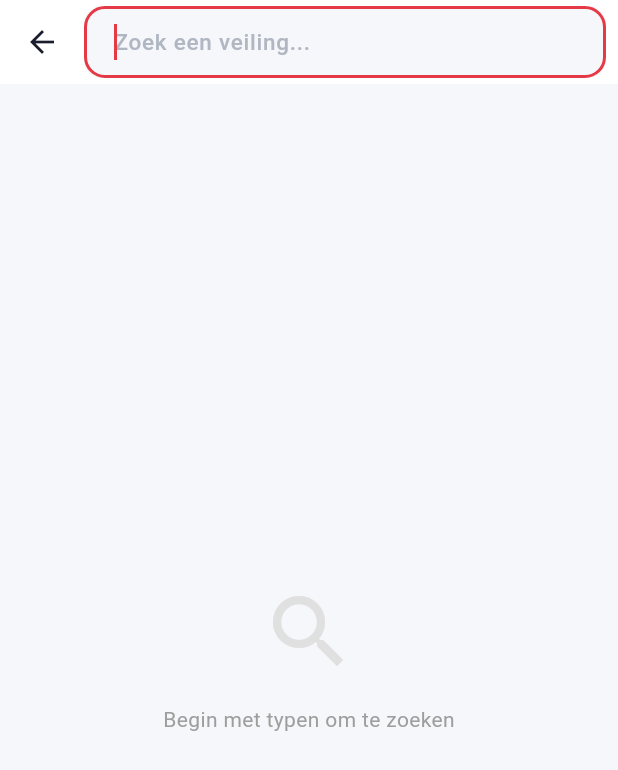
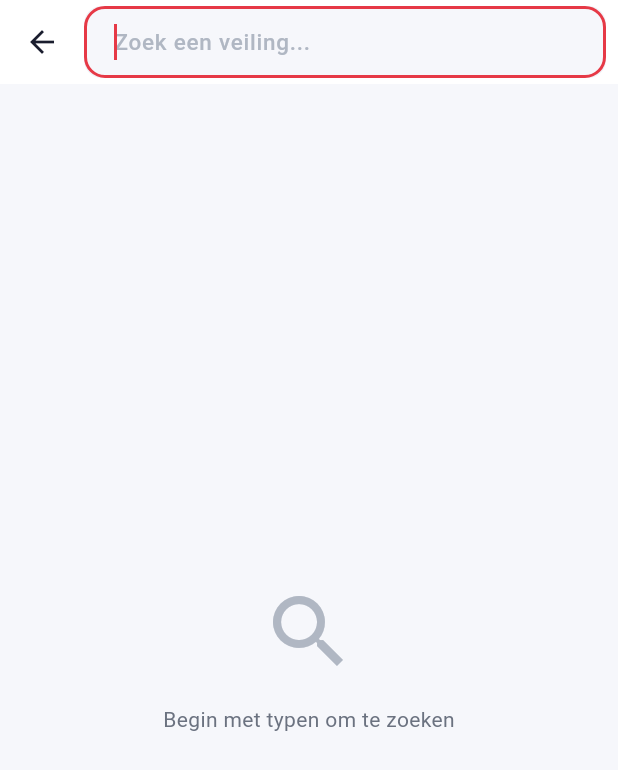
Before and after one commit to aliabuhatem/auction, a Flutter app: the screen it shows once a user with an empty profile is signed in, after a tap on "Overslaan", after a tap on the "search" icon, on a phone screen of 412 x 824 dp. Shown: the top 770 px of the screen. Run offline on Flutter 3.47's test engine with Material 3 defaults, Android fonts, the phone set to English and light mode, and no system bars; our stand-ins replace cached_network_image, cloud_firestore, confetti, connectivity_plus, dartz, dio and 19 more; missing offline and left inert: file_selector, scratcher; accounts and stored records are empty; Roboto replaces fonts that are missing (Nunito); project files that could hold a hidden picture were left out.

Commit message:
40
Co-Authored-By: Claude Sonnet 4.6 <noreply@anthropic.com>

```diff
--- a/lib/app/app_router.dart
+++ b/lib/app/app_router.dart
@@ -67,6 +67,7 @@ import '../features/admin/domain/entities/admin_product_entity.dart';
 
 // ── Shell wrapper (bottom nav) ────────────────────────────────────────────────
 import 'shell_scaffold.dart';
+import '../core/constants/app_colors.dart';
 import '../core/constants/app_strings.dart';
 
 // AppRoutes constants are defined in app_routes.dart and re-exported above.
@@ -405,7 +406,7 @@ class _ErrorPage extends StatelessWidget {
           child: Column(
             mainAxisAlignment: MainAxisAlignment.center,
             children: [
-              const Icon(Icons.error_outline, size: 64, color: Colors.grey),
+              const Icon(Icons.error_outline, size: 64, color: AppColors.textSecondary),
               const SizedBox(height: 16),
               Text(
                 AppStrings.pageNotFound(context),
@@ -414,7 +415,7 @@ class _ErrorPage extends StatelessWidget {
               const SizedBox(height: 8),
               Text(
                 error?.toString() ?? '',
-                style: const TextStyle(color: Colors.grey, fontSize: 13),
+                style: const TextStyle(color: AppColors.textSecondary, fontSize: 13),
                 textAlign: TextAlign.center,
               ),
               const SizedBox(height: 24),
--- a/lib/core/widgets/countdown_widget.dart
+++ b/lib/core/widgets/countdown_widget.dart
@@ -40,8 +40,8 @@ class _CountdownWidgetState extends State<CountdownWidget> {
     if (_remaining.isNegative) {
       return Text(
         AppStrings.auctionEnded(context),
-        style: widget.style?.copyWith(color: Colors.grey) ??
-            const TextStyle(color: Colors.grey, fontWeight: FontWeight.bold),
+        style: widget.style?.copyWith(color: AppColors.textSecondary) ??
+            const TextStyle(color: AppColors.textSecondary, fontWeight: FontWeight.bold),
       );
     }
 
--- a/lib/features/auctions/presentation/widgets/bid_history_list.dart
+++ b/lib/features/auctions/presentation/widgets/bid_history_list.dart
@@ -1,6 +1,7 @@
 import 'package:flutter/material.dart';
 import 'package:cloud_firestore/cloud_firestore.dart';
 import '../../data/models/bid_model.dart';
+import '../../../../core/constants/app_colors.dart';
 import '../../../../core/constants/app_strings.dart';
 import '../../../../core/utils/currency_formatter.dart';
 import '../../../../core/utils/date_formatter.dart';
@@ -13,7 +14,7 @@ class BidHistoryList extends StatelessWidget {
   Widget build(BuildContext context) {
     final isDark = Theme.of(context).brightness == Brightness.dark;
     final textColor = isDark ? Colors.white : Colors.black87;
-    final subColor  = isDark ? const Color(0xFF8892A4) : Colors.grey;
+    final subColor  = isDark ? const Color(0xFF8892A4) : AppColors.textSecondary;
 
     return StreamBuilder<QuerySnapshot>(
       stream: FirebaseFirestore.instance
@@ -58,7 +59,7 @@ class BidHistoryList extends StatelessWidget {
               leading: CircleAvatar(
                 backgroundColor: isTop
                     ? const Color(0xFFE63946)
-                    : (isDark ? const Color(0xFF2D3748) : Colors.grey[200]),
+                    : (isDark ? const Color(0xFF2D3748) : AppColors.backgroundGrey),
                 child: Text(
                   bid.maskedUserName.isNotEmpty
                       ? bid.maskedUserName[0].toUpperCase()
--- a/lib/features/auctions/presentation/widgets/category_filter_bar.dart
+++ b/lib/features/auctions/presentation/widgets/category_filter_bar.dart
@@ -1,6 +1,7 @@
 
 import 'package:flutter/material.dart';
 import 'package:flutter_bloc/flutter_bloc.dart';
+import '../../../../core/constants/app_colors.dart';
 import '../../domain/entities/auction_entity.dart';
 import '../bloc/auction_list_bloc.dart';
 
@@ -80,7 +81,7 @@ class _CategoryChip extends StatelessWidget {
         decoration: BoxDecoration(
           color: isSelected
               ? Theme.of(context).primaryColor
-              : Colors.grey[100],
+              : AppColors.backgroundGrey,
           borderRadius: BorderRadius.circular(20),
           border: Border.all(
             color: isSelected
--- a/lib/features/auth/presentation/pages/login_page.dart
+++ b/lib/features/auth/presentation/pages/login_page.dart
@@ -117,7 +117,7 @@ class _LoginPageState extends State<LoginPage> {
                   // Divider
                   Row(children: [
                     const Expanded(child: Divider()),
-                    Padding(padding: const EdgeInsets.symmetric(horizontal: 16), child: Text(AppStrings.continueWith(context), style: const TextStyle(color: Colors.grey))),
+                    Padding(padding: const EdgeInsets.symmetric(horizontal: 16), child: Text(AppStrings.continueWith(context), style: const TextStyle(color: AppColors.textSecondary))),
                     const Expanded(child: Divider()),
                   ]),
                   const SizedBox(height: 16),
--- a/lib/features/bidding/presentation/bidding_page.dart
+++ b/lib/features/bidding/presentation/bidding_page.dart
@@ -54,14 +54,14 @@ class BiddingSheet extends StatelessWidget {
                 width: 40,
                 height: 4,
                 decoration: BoxDecoration(
-                    color: Colors.grey[300],
+                    color: AppColors.border,
                     borderRadius: BorderRadius.circular(2))),
             const SizedBox(height: 20),
             Text(AppStrings.placeBidTitle(context),
                 style: const TextStyle(fontWeight: FontWeight.w800, fontSize: 20)),
             const SizedBox(height: 8),
             Text('${AppStrings.currentBid(context)}: ${CurrencyFormatter.format(currentBid)}',
-                style: const TextStyle(color: Colors.grey)),
+                style: const TextStyle(color: AppColors.textSecondary)),
             const SizedBox(height: 24),
             Container(
               padding: const EdgeInsets.all(20),
@@ -72,7 +72,7 @@ class BiddingSheet extends StatelessWidget {
                 mainAxisAlignment: MainAxisAlignment.center,
                 children: [
                   Text('${AppStrings.yourBid(context)}: ',
-                      style: const TextStyle(fontSize: 16, color: Colors.grey)),
+                      style: const TextStyle(fontSize: 16, color: AppColors.textSecondary)),
                   Text(
                     CurrencyFormatter.format(next),
                     style: const TextStyle(
--- a/lib/features/notifications/presentation/notifications_page.dart
+++ b/lib/features/notifications/presentation/notifications_page.dart
@@ -56,11 +56,11 @@ class NotificationsPage extends StatelessWidget {
                 mainAxisAlignment: MainAxisAlignment.center,
                 children: [
                   const Icon(Icons.notifications_none,
-                      size: 64, color: Colors.grey),
+                      size: 64, color: AppColors.textSecondary),
                   const SizedBox(height: 16),
                   Text(AppStrings.noNotifications(context),
                       style:
-                          const TextStyle(color: Colors.grey, fontSize: 16)),
+                          const TextStyle(color: AppColors.textSecondary, fontSize: 16)),
                 ],
               ),
             );
@@ -206,7 +206,7 @@ class _NotifTile extends StatelessWidget {
             Text(subtitle, style: const TextStyle(fontSize: 12)),
             const SizedBox(height: 4),
             Text(time,
-                style: const TextStyle(fontSize: 11, color: Colors.grey)),
+                style: const TextStyle(fontSize: 11, color: AppColors.textSecondary)),
           ],
         ),
         contentPadding: const EdgeInsets.symmetric(horizontal: 16, vertical: 8),
--- a/lib/features/profile/presentation/pages/wallet_page.dart
+++ b/lib/features/profile/presentation/pages/wallet_page.dart
@@ -127,12 +127,12 @@ class _WalletPageState extends State<WalletPage> {
                             mainAxisAlignment: MainAxisAlignment.center,
                             children: [
                               const Icon(Icons.account_balance_wallet_outlined,
-                                  size: 64, color: Colors.grey),
+                                  size: 64, color: AppColors.textSecondary),
                               const SizedBox(height: 16),
                               Text(
                                 AppStrings.noTransactions(context),
-                                style: TextStyle(
-                                    color: Colors.grey.shade500, fontSize: 16),
+                                style: const TextStyle(
+                                    color: AppColors.textSecondary, fontSize: 16),
                               ),
                             ],
                           ),
--- a/lib/features/profile/presentation/profile_page.dart
+++ b/lib/features/profile/presentation/profile_page.dart
@@ -98,7 +98,7 @@ class ProfilePage extends StatelessWidget {
                 ]),
                 const SizedBox(height: 32),
                 Text('${AppStrings.appName(context)} v1.0.0',
-                    style: const TextStyle(color: Colors.grey, fontSize: 12)),
+                    style: const TextStyle(color: AppColors.textSecondary, fontSize: 12)),
                 const SizedBox(height: 32),
               ],
             ),
@@ -241,7 +241,7 @@ class ProfilePage extends StatelessWidget {
       children: [
         Padding(
           padding: const EdgeInsets.fromLTRB(16, 20, 16, 8),
-          child: Text(title, style: const TextStyle(fontWeight: FontWeight.w700, fontSize: 13, color: Colors.grey)),
+          child: Text(title, style: const TextStyle(fontWeight: FontWeight.w700, fontSize: 13, color: AppColors.textSecondary)),
         ),
         Container(
           margin: const EdgeInsets.symmetric(horizontal: 16),
@@ -261,7 +261,7 @@ class ProfilePage extends StatelessWidget {
     return ListTile(
       leading: Icon(icon, color: color ?? Theme.of(context).colorScheme.onSurface, size: 22),
       title: Text(title, style: TextStyle(color: textColor, fontWeight: FontWeight.w500)),
-      trailing: const Icon(Icons.chevron_right, color: Colors.grey, size: 20),
+      trailing: const Icon(Icons.chevron_right, color: AppColors.textSecondary, size: 20),
       onTap: onTap,
     );
   }
--- a/lib/features/scratch_card/presentation/pages/scratch_card_page.dart
+++ b/lib/features/scratch_card/presentation/pages/scratch_card_page.dart
@@ -289,7 +289,7 @@ class _ScratchCardPageState extends State<ScratchCardPage> {
 
   Widget _buildCantScratch() {
     return Container(
-      color: Colors.grey[800],
+      color: AppColors.textSecondary,
       child: Column(
         mainAxisAlignment: MainAxisAlignment.center,
         children: [
--- a/lib/features/search/presentation/pages/search_page.dart
+++ b/lib/features/search/presentation/pages/search_page.dart
@@ -74,7 +74,7 @@ class _SearchPageState extends State<SearchPage> {
         title: Container(
           margin: const EdgeInsets.only(right: 8),
           decoration: BoxDecoration(
-            color: isDark ? AppColors.darkCard : Colors.grey[100],
+            color: isDark ? AppColors.darkCard : AppColors.backgroundGrey,
             borderRadius: BorderRadius.circular(12),
           ),
           child: TextField(
@@ -151,11 +151,11 @@ class _SearchPageState extends State<SearchPage> {
           mainAxisAlignment: MainAxisAlignment.center,
           children: [
             Icon(Icons.search, size: 64,
-                color: isDark ? AppColors.darkBorder : Colors.grey[300]),
+                color: isDark ? AppColors.darkBorder : AppColors.textHint),
             const SizedBox(height: 16),
             Text(AppStrings.searchPrompt(context),
                 style: TextStyle(
-                    color: isDark ? const Color(0xFF8892A4) : Colors.grey)),
+                    color: isDark ? const Color(0xFF8892A4) : AppColors.textSecondary)),
           ],
         ),
       );
@@ -172,7 +172,7 @@ class _SearchPageState extends State<SearchPage> {
                 style: TextStyle(
                   fontWeight: FontWeight.w700,
                   fontSize: 13,
-                  color: isDark ? const Color(0xFF8892A4) : Colors.grey[600],
+                  color: isDark ? const Color(0xFF8892A4) : AppColors.textSecondary,
                 ),
               ),
             ),
@@ -205,7 +205,7 @@ class _SearchPageState extends State<SearchPage> {
                     isDark ? AppColors.darkCard : Colors.grey[100],
                 side: BorderSide.none,
                 deleteIcon: const Icon(Icons.close, size: 14),
-                deleteIconColor: Colors.grey,
+                deleteIconColor: AppColors.textHint,
                 onDeleted: () async {
                   final prefs = await SharedPreferences.getInstance();
                   final updated =
@@ -226,10 +226,10 @@ class _SearchPageState extends State<SearchPage> {
       child: Column(
         mainAxisAlignment: MainAxisAlignment.center,
         children: [
-          Icon(Icons.search_off, size: 64, color: Colors.grey[300]),
+          const Icon(Icons.search_off, size: 64, color: AppColors.textHint),
           const SizedBox(height: 16),
           Text(AppStrings.noResults(context),
-              style: const TextStyle(color: Colors.grey)),
+              style: const TextStyle(color: AppColors.textSecondary)),
         ],
       ),
     );
--- a/lib/main.dart
+++ b/lib/main.dart
@@ -8,6 +8,15 @@ import 'app/app.dart';
 import 'injection_container.dart' as di;
 import 'firebase_options.dart';
 import 'features/notifications/notification_service.dart';
+
+void _applySystemUi({required bool isDark}) {
+  SystemChrome.setSystemUIOverlayStyle(SystemUiOverlayStyle(
+    statusBarColor:                    Colors.transparent,
+    statusBarIconBrightness:           isDark ? Brightness.light : Brightness.dark,
+    systemNavigationBarColor:          isDark ? const Color(0xFF101624) : Colors.white,
+    systemNavigationBarIconBrightness: isDark ? Brightness.light : Brightness.dark,
+  ));
+}
 
 Future<void> main() async {
   WidgetsFlutterBinding.ensureInitialized();
@@ -22,14 +31,8 @@ Future<void> main() async {
       DeviceOrientation.portraitUp,
       DeviceOrientation.portraitDown,
     ]);
-    SystemChrome.setSystemUIOverlayStyle(
-      const SystemUiOverlayStyle(
-        statusBarColor:                    Colors.transparent,
-        statusBarIconBrightness:           Brightness.dark,
-        systemNavigationBarColor:          Colors.white,
-        systemNavigationBarIconBrightness: Brightness.dark,
-      ),
-    );
+    // Nav bar color is updated again in app.dart when theme toggles.
+    _applySystemUi(isDark: false);
   }
 
   // ── Firebase ──────────────────────────────────────────────────────────────
@@ -51,6 +54,9 @@ Future<void> main() async {
   // Read persisted dark-mode preference synchronously (prefs already loaded).
   final isDark = di.sl<SharedPreferences>().getBool('dark_mode') ?? false;
 
+  // Apply correct system UI for the persisted theme before first frame.
+  if (!kIsWeb) _applySystemUi(isDark: isDark);
+
   runApp(AuctionApp(initialTheme: isDark ? ThemeMode.dark : ThemeMode.light));
 
   // ── Notification service ──────────────────────────────────────────────────
```
Also changed, not shown: lib/app/app.dart (+9 -0 lines), lib/features/my_auctions/presentation/pages/my_auctions_page.dart (+6 -6 lines), lib/features/tickets/presentation/pages/tickets_page.dart (+7 -7 lines), lib/features/tickets/presentation/pages/voucher_page.dart (+7 -6 lines).
